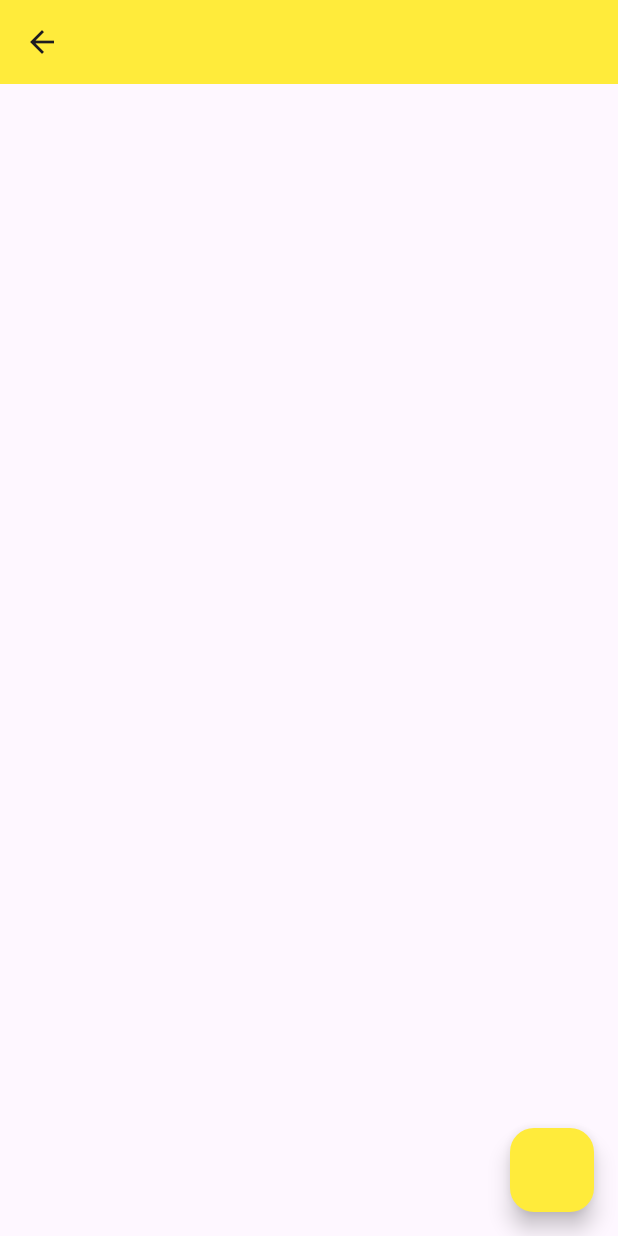
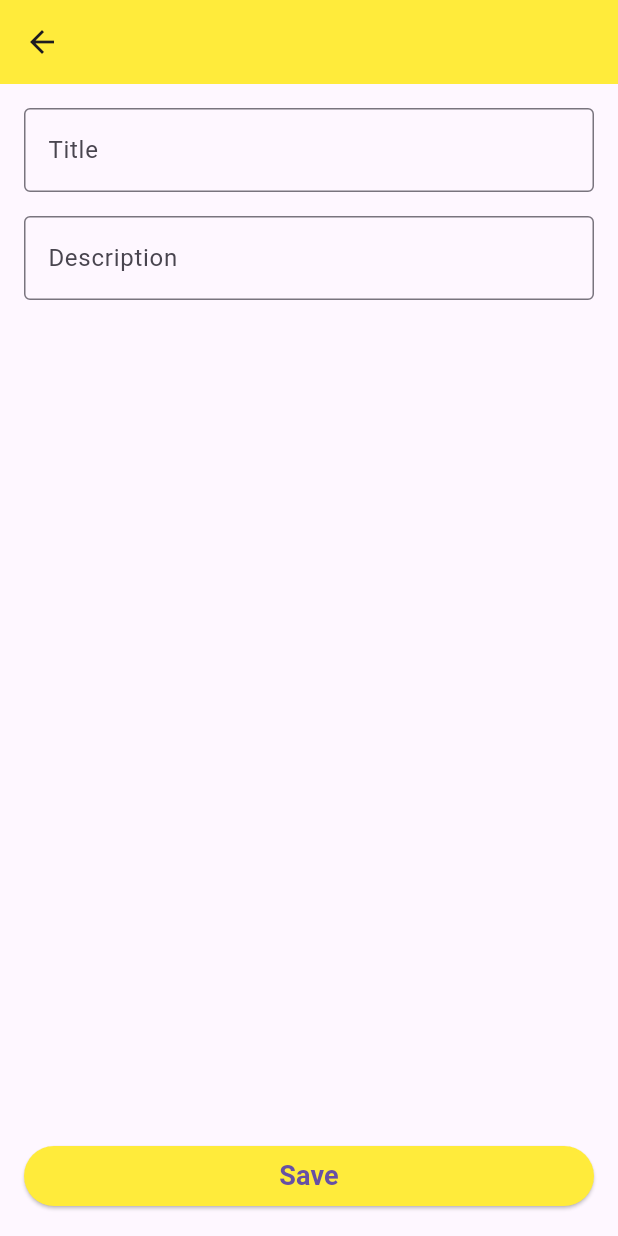
Before and after one commit to manandharsudhir/nccsteaching, a Flutter app: the AddTodoPage screen opened by its route, on a phone screen of 412 x 824 dp. Run offline on Flutter 3.47's test engine with Material 3 defaults, Android fonts, the phone set to English and light mode, and no system bars; our stand-ins replace math_expressions.

Commit message:
todo model

```diff
--- a/todoapp/lib/main.dart
+++ b/todoapp/lib/main.dart
@@ -19,6 +19,11 @@ class MyApp extends StatelessWidget {
         appBarTheme: AppBarTheme(
           backgroundColor: Colors.yellow,
         ),
+        elevatedButtonTheme: ElevatedButtonThemeData(
+          style: ButtonStyle(
+            backgroundColor: WidgetStateProperty.all(Colors.yellow),
+          ),
+        ),
         floatingActionButtonTheme: FloatingActionButtonThemeData(
           backgroundColor: Colors.yellow,
         ),
--- /dev/null
+++ b/todoapp/lib/model/todo_model.dart
@@ -0,0 +1,13 @@
+class TodoModel {
+  int id;
+  bool isDone;
+  String title;
+  String description;
+
+  TodoModel({
+    required this.id,
+    required this.title,
+    this.description = "",
+    this.isDone = false,
+  });
+}
--- a/todoapp/lib/screen/add_todo.dart
+++ b/todoapp/lib/screen/add_todo.dart
@@ -1,21 +1,106 @@
 import 'package:flutter/material.dart';
 
 class AddTodoPage extends StatelessWidget {
-  const AddTodoPage({super.key});
-
+  AddTodoPage({super.key});
+  TextEditingController titleController = TextEditingController();
+  TextEditingController descriptionController = TextEditingController();
+  GlobalKey<FormState> formKey = GlobalKey<FormState>();
   @override
   Widget build(BuildContext context) {
     return Scaffold(
       appBar: AppBar(),
-      floatingActionButton: FloatingActionButton(
-        onPressed: () {
-          // Navigator.of(context).pop();
-
-          Navigator.pop(context);
-          //Define what data is to be passed when popping
-          // Navigator.pop<String>(context, "hello");
-        },
+      // floatingActionButton: FloatingActionButton(onPressed: () {
+      //   print(titleController.text);
+      //   titleController.text = titleController.text + "manandhar";
+      // }),
+      bottomNavigationBar: Padding(
+        padding: const EdgeInsets.all(16.0),
+        child: ElevatedButton(
+          onPressed: () {
+            formKey.currentState!.validate();
+          },
+          child: Text(
+            "Save",
+            style: TextStyle(
+              fontSize: 18,
+              fontWeight: FontWeight.bold,
+            ),
+          ),
+        ),
       ),
+      body: Form(
+          key: formKey,
+          child: ListView(
+            padding: EdgeInsets.all(16),
+            children: [
+              TextFormField(
+                controller: titleController,
+                validator: (value) {
+                  if ((value ?? "").isEmpty) {
+                    return "Field Cannot be empty";
+                  } else {
+                    return null;
+                  }
+                },
+                // onChanged: (value) {
+                //   print(value);
+                // },
+                decoration: InputDecoration(
+                  labelText: "Title",
+                  hintText: "Enter your title",
+                  border: OutlineInputBorder(),
+                ),
+              ),
+              SizedBox(
+                height: 16,
+              ),
+              TextFormField(
+                controller: descriptionController,
+                validator: (value) {
+                  if ((value ?? "").isEmpty) {
+                    return "Field cannot be empty";
+                  } else {
+                    return null;
+                  }
+                },
+                maxLines: null,
+                decoration: InputDecoration(
+                  border: OutlineInputBorder(),
+                  labelText: "Description",
+                  hintText: "Enter Description",
+                ),
+              ),
+              // DropdownButtonFormField<String>(
+              //   hint: Text("Select option"),
+              //   items: [
+              //     DropdownMenuItem(
+              //       child: Text("Data 1"),
+              //       value: "data1",
+              //     ),
+              //     DropdownMenuItem(
+              //       child: Text("Data 2"),
+              //       value: "data2",
+              //     ),
+              //   ],
+              //   onChanged: (value) {},
+              // )
+              // Row(
+              //   children: [
+              //     Radio(
+              //       value: true,
+              //       groupValue: "groupValue",
+              //       onChanged: (value) {},
+              //     ),
+              //     Text("data")
+              //   ],
+              // ),
+              // Radio(
+              //   value: false,
+              //   groupValue: "groupValue",
+              //   onChanged: (value) {},
+              // )
+            ],
+          )),
     );
   }
 }
--- a/todoapp/lib/screen/homepage.dart
+++ b/todoapp/lib/screen/homepage.dart
@@ -1,5 +1,5 @@
 import 'package:flutter/material.dart';
-import 'package:todoapp/screen/add_todo.dart';
+import 'package:todoapp/model/todo_model.dart';
 
 import '../widget/todoitem_widget.dart';
 
@@ -10,6 +10,14 @@ class Homepage extends StatelessWidget {
 
   @override
   Widget build(BuildContext context) {
+    List<TodoModel> todos = [
+      TodoModel(id: 1, title: "title1"),
+      TodoModel(id: 2, title: "title2"),
+      TodoModel(id: 3, title: "title3"),
+      TodoModel(id: 4, title: "title4"),
+      TodoModel(id: 5, title: "title5"),
+      TodoModel(id: 6, title: "title6"),
+    ];
     return Scaffold(
       appBar: AppBar(
         title: Text("My Todos"),
@@ -30,13 +38,11 @@ class Homepage extends StatelessWidget {
           Icons.add,
         ),
       ),
-      body: ListView(
-        padding: EdgeInsets.all(16),
-        children: [
-          TodoItem(
-            title: "Task 1000",
-          ),
-        ],
+      body: ListView.builder(
+        itemBuilder: (context, index) {
+          return TodoItem(title: todos[index].title);
+        },
+        itemCount: todos.length,
       ),
     );
   }
```
Also changed, not shown: todoapp/lib/widget/todoitem_widget.dart (+0 -7 lines).
